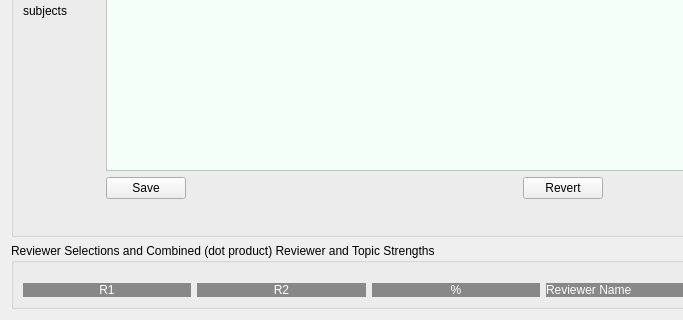
Before: the Qt Designer form src/Assign_GUP/resources/proposal_details.ui in prjemian/assign_gup, drawn with Qt 5; both pictures show x 0 to 683 and y 342 to 662 of the 1074 by 662 pixel window.
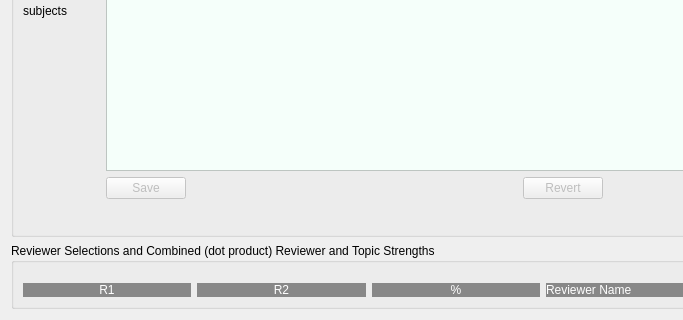
After: the same form once the commit is applied.

```diff
--- a/src/Assign_GUP/resources/proposal_details.ui
+++ b/src/Assign_GUP/resources/proposal_details.ui
@@ -183,6 +183,12 @@
           <layout class="QHBoxLayout" name="horizontalLayout">
            <item>
             <widget class="QPushButton" name="save_pb">
+             <property name="enabled">
+              <bool>false</bool>
+             </property>
+             <property name="styleSheet">
+              <string notr="true"/>
+             </property>
              <property name="text">
               <string>Save</string>
              </property>
@@ -203,6 +209,9 @@
            </item>
            <item>
             <widget class="QPushButton" name="revert_pb">
+             <property name="enabled">
+              <bool>false</bool>
+             </property>
              <property name="text">
               <string>Revert</string>
              </property>
```
